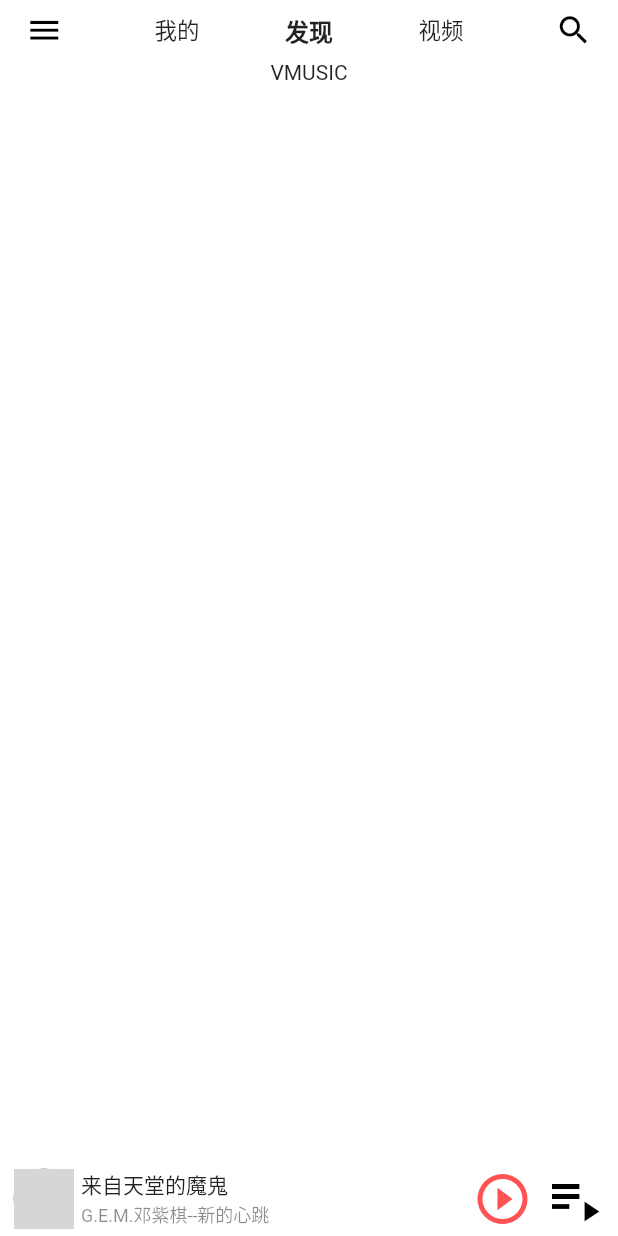
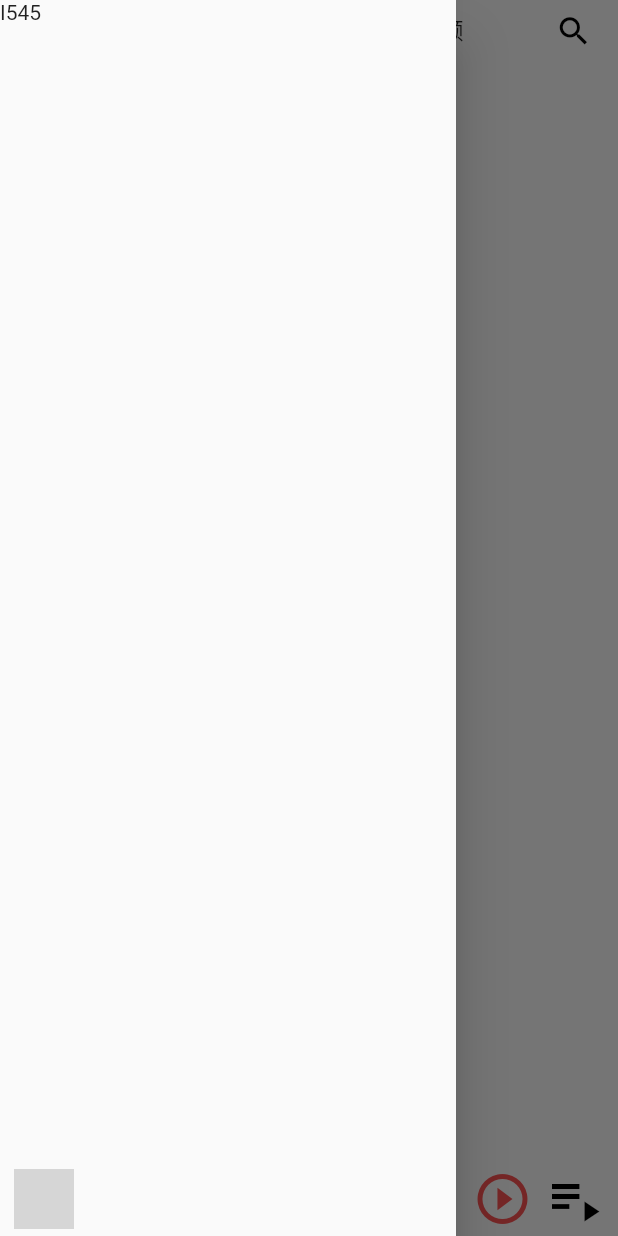
Before and after one commit to nullno/flutter-vmusic, a Flutter app: the HomePage screen opened by its route, after a tap on the "menu" icon, on a phone screen of 412 x 824 dp. Run offline on Flutter 3.47's test engine with Material 2 defaults, Android fonts, the phone set to English and light mode, and no system bars; our stand-ins replace audioplayers; network calls fail; grey boxes are pictures that could not be loaded.

Commit message:
添加动画

```diff
--- a/lib/components/playPanel.dart
+++ b/lib/components/playPanel.dart
@@ -21,7 +21,7 @@ class _PlayPanel extends State<PlayPanel>{
       AudioPlayer audioPlayer = new AudioPlayer();
 
       Future<void> changePlay() async{
-      int result = !playStatus?await audioPlayer.play("http://m8.music.126.net/20190902153756/8a7d628f038e5091a2f64c9f9e06255f/ymusic/b854/e1ff/e7c1/653c638e24580e2869184c592a370056.mp3"):await audioPlayer.pause();
+      int result = !playStatus?await audioPlayer.play("https://source.nullno.com/images/mgdts.mp3"):await audioPlayer.pause();
       // 告诉Flutter state已经改变, Flutter会调用build()，更新显示
       setState((){
           if(result==1) {
--- a/lib/pages/home_page.dart
+++ b/lib/pages/home_page.dart
@@ -16,50 +16,56 @@ class HomePage extends StatefulWidget{
 class _HomePage extends State<HomePage>{
 
   Future<bool> _onWillPop()=>exitApp(context);
+  final GlobalKey<ScaffoldState> _scaffoldKey = GlobalKey<ScaffoldState>();
 
-  @override
   Widget build(BuildContext context) {
-
-
-    var homeUi=new Column(
+    var homeUi= new Column(
        children: <Widget>[
          //导航栏
          Container(
            width: double.infinity,
            height:40.0,
-           padding:EdgeInsets.fromLTRB(0,5.0,0,5.0),
+           child:Material(
+             color:Colors.white,
                child:Row(
                  crossAxisAlignment: CrossAxisAlignment.start,
                  mainAxisAlignment: MainAxisAlignment.spaceBetween,
                  children: <Widget>[
                    Expanded(
                      flex: 1,
-           child:RawMaterialButton(
-                 onPressed: (){},
-                 padding: EdgeInsets.all(0.0),
-                 child:Icon(Icons.menu,color: Colors.black,size:25.0),
+                     child:IconButton(
+                       onPressed: (){
+                         _scaffoldKey.currentState.openDrawer();
+                       },
+                       icon:Icon(Icons.menu,color: Colors.black,size:25.0),
                      ),
                    ),
                    Expanded(
                      flex: 5,
                      child:Container(
                        alignment:Alignment.center,
+                       width:200,
                        child: ListView(
                          scrollDirection: Axis.horizontal,
                          shrinkWrap: true,
                          reverse: false,
-//                   padding: EdgeInsets.fromLTRB(0,15.0,0,0),
                          children: <Widget>[
                            RawMaterialButton(
                              onPressed: (){},
+                             highlightColor:Colors.transparent,
+                             splashColor: Colors.transparent,
                              child:  Text('我的',style:TextStyle(fontWeight:FontWeight.normal,fontSize:15.0),),
                            ),
                            RawMaterialButton(
                              onPressed: (){},
+                             highlightColor:Colors.transparent,
+                             splashColor: Colors.transparent,
                              child:  Text('发现',style:TextStyle(fontWeight:FontWeight.bold,fontSize:16.0),),
                            ),
                            RawMaterialButton(
                              onPressed: (){},
+                             highlightColor:Colors.transparent,
+                             splashColor: Colors.transparent,
                              child:  Text('视频',style:TextStyle(fontWeight:FontWeight.normal,fontSize:15.0),),
                            ),
 
@@ -69,19 +75,21 @@ class _HomePage extends State<HomePage>{
                    ),
                    Expanded(
                        flex: 1,
-              child:RawMaterialButton(
+                       child:IconButton(
                          onPressed: (){},
-                 child:Icon(Icons.search,color: Colors.black,size:25.0),
+                         color:Colors.redAccent,
+                         icon:Icon(Icons.search,color: Colors.black,size:25.0),
                        )
                    )
                  ],
                ),
            ),
+
+         ),
          //主界面
          Center(child:Text('VMUSIC'))
        ],
     );
-    //当前播放歌曲
 
     var warp=new Stack(
       children: <Widget>[
@@ -93,16 +101,22 @@ class _HomePage extends State<HomePage>{
       ],
     );
 
-
     return WillPopScope(
         onWillPop: _onWillPop,
-        child:Material(
+        child:Scaffold(
+            key: _scaffoldKey,
+            drawer: new Drawer(//New added
+              child: new Text('I545'),//New added
+            ),//New added
+            body:Material(
               child: Container(
                 margin:EdgeInsets.fromLTRB(0,MediaQueryData.fromWindow(window).padding.top,0,0),
                 color:Colors.white,
                 child: warp,
               ),
         )
+        )
       );
+
   }
 }
--- a/lib/pages/landing_page.dart
+++ b/lib/pages/landing_page.dart
@@ -36,7 +36,7 @@ class _LandingPage extends State<LandingPage> with SingleTickerProviderStateMixi
                        color:Colors.black,
                        width: double.infinity,
                        height: double.infinity,
-                       child:Image.network('http://lorempixel.com/650/1170/',fit: BoxFit.cover)
+                       child:Image.network('https://source.nullno.com/images/008.jpg',fit: BoxFit.cover)//http://lorempixel.com/650/1170/
                    ) ,
                  ),
                  Positioned(
@@ -86,8 +86,7 @@ class _LandingPage extends State<LandingPage> with SingleTickerProviderStateMixi
 
 //                       Navigator.pushNamedAndRemoveUntil( context,"/home", (router) => router == null);
                          //Navigator.of(context).pushNamed("/home");
-                         Router.fadeNavigator(context,'/home',{'des':'我是首页进来的555','from':'/launch'},(res){});
-
+                         Router.goHome(context,{'des':'我是首页进来的555','from':'/launch'},(res){});
                        },
                        color:Color(0xff00CD81),
                        splashColor:Color(0xff221535),
```
Also changed, not shown: lib/conf/router.dart (+10 -0 lines), lib/utils/custom.dart (+4 -4 lines), 2 other files. Lines whose indentation alone changed are shown as unchanged.
